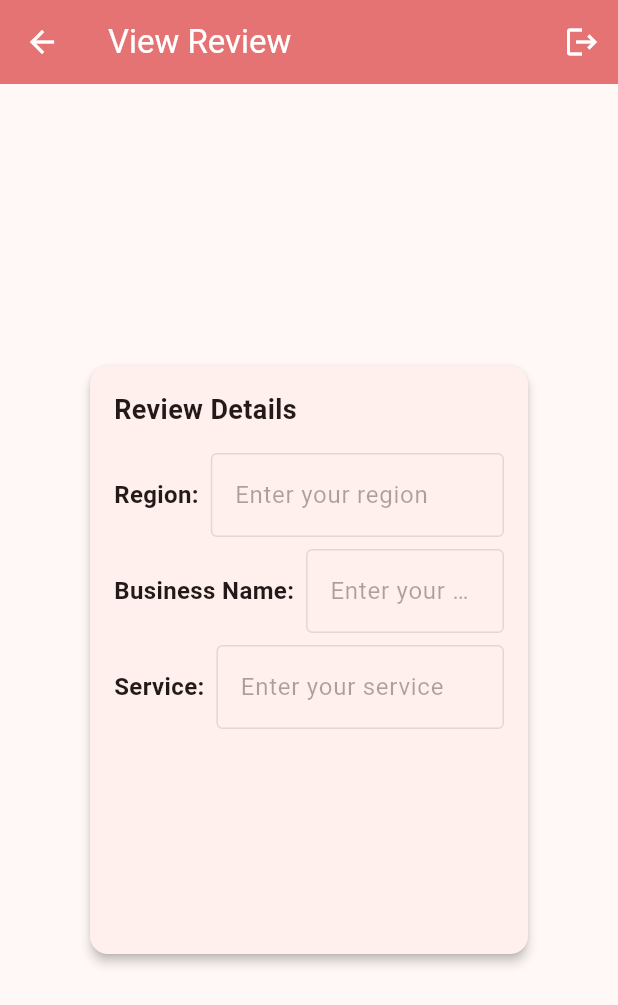
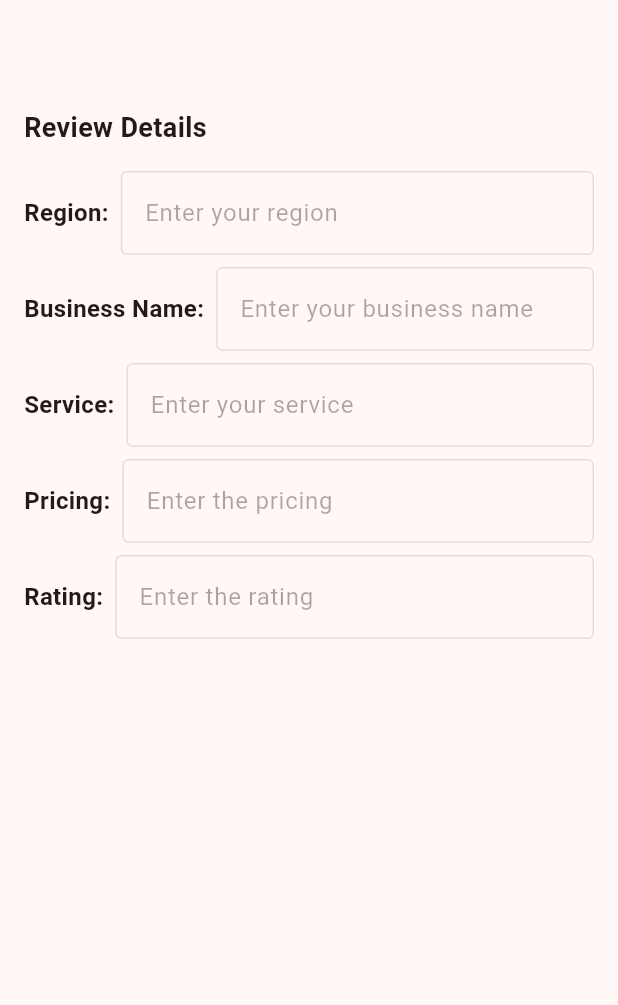
Before and after one commit to Meghshanth/296A, a Flutter app: the ReviewView screen opened directly, on a phone screen of 412 x 824 dp. Shown: the top 1005 px of the screen. Run offline on Flutter 3.47's test engine with Material 2 defaults, Android fonts, the phone set to English and light mode, and no system bars; our stand-ins replace cloud_firestore, firebase_auth, firebase_core; accounts and stored records are empty.

Commit message:
Review View Page code

```diff
--- a/pfsi/lib/reviewPages/reviewView.dart
+++ b/pfsi/lib/reviewPages/reviewView.dart
@@ -47,6 +47,8 @@ class _ReviewViewState extends State<ReviewView> {
   TextEditingController _regionController = TextEditingController();
   TextEditingController _businessNameController = TextEditingController();
   TextEditingController _serviceController = TextEditingController();
+  TextEditingController _pricingController = TextEditingController();
+  TextEditingController _ratingController = TextEditingController();
   bool isLoading = true;
   Review? review;
   bool isEditable = false;
@@ -71,6 +73,8 @@ class _ReviewViewState extends State<ReviewView> {
         _regionController.text = review!.region;
         _businessNameController.text = review!.businessName;
         _serviceController.text = review!.service;
+        _pricingController.text = review!.pricing.toString();
+        _ratingController.text = review!.rating.toString();
         setState(() {
           userid = review!.userid;
           this.documentId = documentId;
@@ -130,7 +134,6 @@ class _ReviewViewState extends State<ReviewView> {
     }
   }
 
-
   void saveFields() async {
     // Update the review document in Firebase
     try {
@@ -141,6 +144,8 @@ void saveFields() async {
         'region': _regionController.text,
         'businessName': _businessNameController.text,
         'service': _serviceController.text,
+        'pricing': int.parse(_pricingController.text),
+        'rating': int.parse(_ratingController.text),
       });
 
       // Disable editing
@@ -153,52 +158,17 @@ void saveFields() async {
     }
   }
 
-
   @override
   Widget build(BuildContext context) {
     return Scaffold(
       appBar: AppBar(
-      title: Text(
-        'View Review',
-        style: TextStyle(color: Colors.white),
-      ),
-      leading: IconButton(
-        onPressed: goBack,
-        icon: Icon(
-          Icons.arrow_back_outlined,
-          color: Colors.white,
-        ),
-      ),
-      actions: [
-        if (isEditable)
-          IconButton(
-            onPressed: saveFields,
-            icon: Icon(
-              Icons.save,
-              color: Colors.white,
-            ),
-          ),
-        IconButton(
-          onPressed: logout,
-          icon: Icon(
-            Icons.logout,
-            color: Colors.white,
-          ),
-        ),
-      ],
-      backgroundColor: Colors.red[300],
+        // ...
       ),
       body: isLoading
           ? Center(
               child: CircularProgressIndicator(),
             )
-        : Center(
-            child: SingleChildScrollView(
-              child: Container(
-                width: 300,
-                height: 400,
-                child: Card(
-                  elevation: 3,
+          : SingleChildScrollView(
               child: Padding(
                 padding: EdgeInsets.all(16.0),
                 child: Column(
@@ -280,6 +250,52 @@ Widget build(BuildContext context) {
                         ),
                       ],
                     ),
+                    SizedBox(height: 8.0),
+                    Row(
+                      children: [
+                        Text(
+                          'Pricing:',
+                          style: TextStyle(
+                            fontWeight: FontWeight.bold,
+                            fontSize: 16.0,
+                          ),
+                        ),
+                        SizedBox(width: 8.0),
+                        Expanded(
+                          child: TextFormField(
+                            enabled: isEditable,
+                            controller: _pricingController,
+                            decoration: InputDecoration(
+                              border: OutlineInputBorder(),
+                              hintText: 'Enter the pricing',
+                            ),
+                          ),
+                        ),
+                      ],
+                    ),
+                    SizedBox(height: 8.0),
+                    Row(
+                      children: [
+                        Text(
+                          'Rating:',
+                          style: TextStyle(
+                            fontWeight: FontWeight.bold,
+                            fontSize: 16.0,
+                          ),
+                        ),
+                        SizedBox(width: 8.0),
+                        Expanded(
+                          child: TextFormField(
+                            enabled: isEditable,
+                            controller: _ratingController,
+                            decoration: InputDecoration(
+                              border: OutlineInputBorder(),
+                              hintText: 'Enter the rating',
+                            ),
+                          ),
+                        ),
+                      ],
+                    ),
                     SizedBox(height: 16.0),
                     Row(
                       mainAxisAlignment: MainAxisAlignment.end,
@@ -289,7 +305,9 @@ Widget build(BuildContext context) {
                                                   onPressed: saveFields,
                                                   child: Text('Save'),
                                                 ),
-                            if (!isEditable && FirebaseAuth.instance.currentUser?.uid == review?.userid)
+                                              if (!isEditable &&
+                                                  FirebaseAuth.instance.currentUser?.uid ==
+                                                      review?.userid)
                                                 ElevatedButton(
                                                   onPressed: editFields,
                                                   child: Text('Edit'),
@@ -300,14 +318,9 @@ Widget build(BuildContext context) {
                                       ),
                                     ),
                                   ),
-              ),
-            ),
-          ),
                           );
                         }
-
                       }
-
 void main() {
                         runApp(MaterialApp(
                           home: ReviewView('documentId'),
```
Lines whose indentation alone changed are shown as unchanged.
